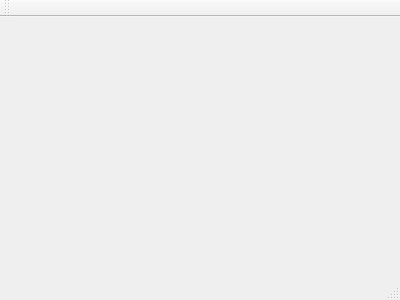
First picture: the form in mainwindow.ui, repository lomsansnom/IHM_OFELI, before the edit.
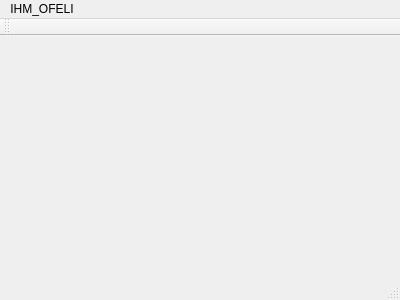
Second picture: the form after the edit.

Commit message: Ajout des fichiers de projet dans gitignore

```diff
--- a/mainwindow.ui
+++ b/mainwindow.ui
@@ -12,13 +12,34 @@
   <property name="windowTitle" >
    <string>MainWindow</string>
   </property>
-  <widget class="QMenuBar" name="menuBar" />
-  <widget class="QToolBar" name="mainToolBar" />
-  <widget class="QWidget" name="centralWidget" />
-  <widget class="QStatusBar" name="statusBar" />
+  <widget class="QWidget" name="centralWidget"/>
+  <widget class="QMenuBar" name="menuBar">
+   <property name="geometry">
+    <rect>
+     <x>0</x>
+     <y>0</y>
+     <width>400</width>
+     <height>19</height>
+    </rect>
+   </property>
+   <widget class="QMenu" name="menuIHM_OFELI">
+    <property name="title">
+     <string>IHM_OFELI</string>
+    </property>
+   </widget>
+   <addaction name="menuIHM_OFELI"/>
+  </widget>
+  <widget class="QToolBar" name="mainToolBar">
+   <attribute name="toolBarArea">
+    <enum>TopToolBarArea</enum>
+   </attribute>
+   <attribute name="toolBarBreak">
+    <bool>false</bool>
+   </attribute>
+  </widget>
+  <widget class="QStatusBar" name="statusBar"/>
  </widget>
- <layoutDefault spacing="6" margin="11" />
- <pixmapfunction></pixmapfunction>
+ <layoutdefault spacing="6" margin="11"/>
  <resources/>
  <connections/>
 </ui>
```
Left out of the diff: 7 changed lines with no effect on the pictures. The commit also changes 1 other file.
